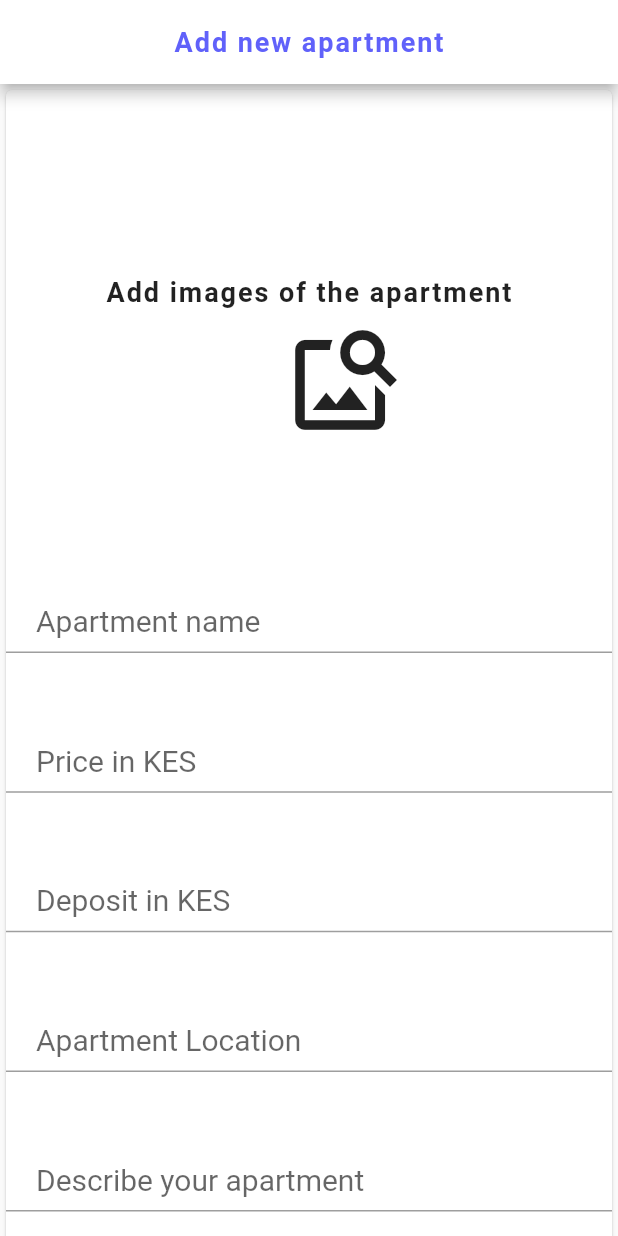
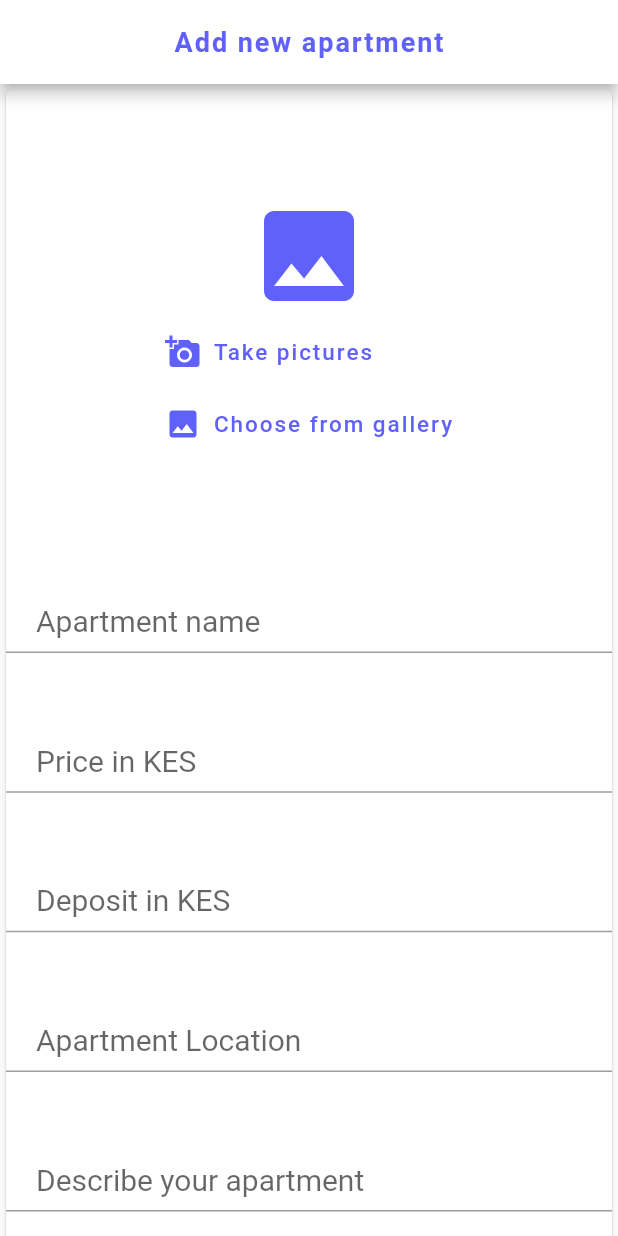
Before and after one commit to RonnyK36/finder, a Flutter app: the AddApartment screen opened directly, on a phone screen of 412 x 824 dp. Run offline on Flutter 3.47's test engine with Material 2 defaults, Android fonts, the phone set to English and light mode, and no system bars; our stand-ins replace carousel_slider, cloud_firestore, firebase_auth, firebase_core, flutter_spinkit, flutter_svg and 3 more; accounts and stored records are empty; Roboto replaces fonts that are missing (Ubuntu).

Commit message:
Added image picker for landlord upload

```diff
--- a/lib/views/screens/auth_views/bottom_navigation.dart
+++ b/lib/views/screens/auth_views/bottom_navigation.dart
@@ -44,7 +44,7 @@ class _NavigationManagerState extends State<NavigationManager> {
       body: GetBuilder<AuthController>(
         builder: (_) {
           return SafeArea(
-            child: buildTenantView(),
+            child: buildLandlordView(),
             // child: _.userMode == 'Landlord'
             //     ? buildLandlordView()
             //     : buildTenantView(),
--- a/lib/views/screens/landlord_views/add_apartments.dart
+++ b/lib/views/screens/landlord_views/add_apartments.dart
@@ -1,3 +1,5 @@
+import 'dart:io';
+
 import 'package:finder/config/configurations.dart';
 import 'package:finder/controllers/auth_controllers.dart';
 import 'package:finder/models/apartments.dart';
@@ -5,7 +7,9 @@ import 'package:finder/services/database.dart';
 import 'package:finder/widgets/components/reusable_button.dart';
 import 'package:finder/widgets/components/upload_text_field.dart';
 import 'package:flutter/material.dart';
+import 'package:flutter/services.dart';
 import 'package:get/get.dart';
+import 'package:image_picker/image_picker.dart';
 
 class AddApartment extends StatefulWidget {
   const AddApartment({Key? key}) : super(key: key);
@@ -68,6 +72,23 @@ class _AddApartmentState extends State<AddApartment> {
   }
 
   bool isUploadComplete = false;
+  File? image;
+
+  final picker = ImagePicker();
+  Future chooseImage(ImageSource source) async {
+    try {
+      final pickedImage = await picker.pickImage(source: source);
+      if (pickedImage == null) {
+        return null;
+      }
+      final tempImage = File(pickedImage.path);
+      setState(() {
+        this.image = tempImage;
+      });
+    } on PlatformException catch (e) {
+      print('Failed to pick image: $e');
+    }
+  }
 
   @override
   Widget build(BuildContext context) {
@@ -101,26 +122,71 @@ class _AddApartmentState extends State<AddApartment> {
                     child: Column(
                       mainAxisAlignment: MainAxisAlignment.spaceEvenly,
                       children: [
-                        Container(
+                        image != null
+                            ? ClipRRect(
+                                borderRadius: BorderRadius.circular(20),
+                                child: Image.file(
+                                  image!,
                                   height: Config.screenHeight! * 0.3,
+                                  width: Config.screenWidth! * 0.8,
+                                ),
+                              )
+                            : Container(
+                                height: Config.screenHeight! * 0.3,
+                                // color: kAccentColor,
                                 child: Center(
                                   child: Column(
                                     mainAxisAlignment: MainAxisAlignment.center,
-                              crossAxisAlignment: CrossAxisAlignment.center,
+                                    crossAxisAlignment:
+                                        CrossAxisAlignment.center,
                                     children: [
-                                Text(
-                                  'Add images of the apartment',
+                                      // Text(
+                                      //   'Add images of the apartment',
+                                      //   style: kUbuntu15.copyWith(
+                                      //     fontSize: 18,
+                                      //     // fontWeight: FontWeight.bold,
+                                      //   ),
+                                      // ),
+                                      Icon(
+                                        Icons.image,
+                                        color: kAccentColor,
+                                        size: 80,
+                                      ),
+                                      Column(
+                                        mainAxisAlignment:
+                                            MainAxisAlignment.start,
+                                        crossAxisAlignment:
+                                            CrossAxisAlignment.start,
+                                        children: [
+                                          TextButton.icon(
+                                            onPressed: () =>
+                                                chooseImage(ImageSource.camera),
+                                            icon: Icon(
+                                              Icons.add_a_photo,
+                                              color: kAccentColor,
+                                            ),
+                                            label: Text(
+                                              'Take pictures',
                                               style: kUbuntu15.copyWith(
-                                    fontSize: 18,
-                                    fontWeight: FontWeight.bold,
+                                                color: kAccentColor,
                                               ),
                                             ),
-                                IconButton(
-                                  onPressed: () {},
+                                          ),
+                                          TextButton.icon(
+                                            onPressed: () => chooseImage(
+                                                ImageSource.gallery),
                                             icon: Icon(
-                                    Icons.image_search,
-                                    size: 80,
+                                              Icons.photo,
+                                              color: kAccentColor,
                                             ),
+                                            label: Text(
+                                              'Choose from gallery',
+                                              style: kUbuntu15.copyWith(
+                                                color: kAccentColor,
+                                              ),
+                                            ),
+                                          ),
+                                        ],
                                       ),
                                     ],
                                   ),
--- a/lib/views/screens/tenant_views/home_screen.dart
+++ b/lib/views/screens/tenant_views/home_screen.dart
@@ -89,8 +89,6 @@ class _HomeScreenState extends State<HomeScreen> {
           // ),
 
           SizedBox(height: 10),
-          Image.network(
-              'https://avatars.githubusercontent.com/u/77696744?s=96&v=4'),
         ],
       ),
     );
--- a/pubspec.yaml
+++ b/pubspec.yaml
@@ -20,7 +20,8 @@ dependencies:
   flutter_spinkit: ^5.1.0
   flutter_swipable: ^1.2.1
   flutter_swiper: ^1.1.6
-  provider: ^6.0.1
+  image_picker: ^0.8.4+4
+  image_picker_for_web: ^2.1.4
 
   # google_sign_in: ^4.0.1+1
   # geolocator: 5.0.1
```
Also changed, not shown: lib/views/screens/tenant_views/apartments.dart (+5 -4 lines), lib/views/screens/tenant_views/search.dart (+12 -7 lines), pubspec.lock. Lines whose indentation alone changed are shown as unchanged.
